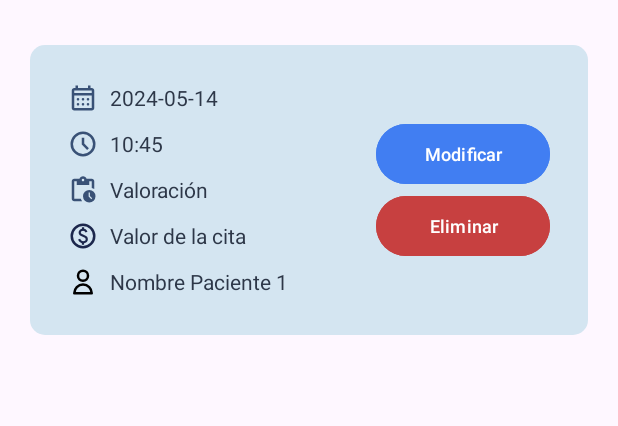
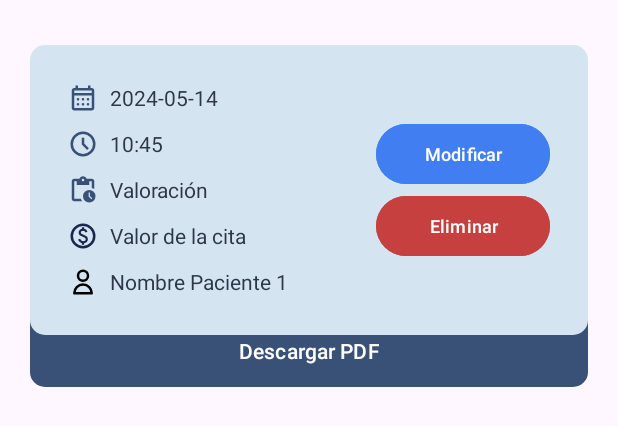
Before and after one commit to tejcamilo/movildev, an Android app: the layout factura_tm.xml on its own in the app's theme, with its tools: preview values and no code run, on a phone screen of 412 x 824 dp. Shown: the top 426 px of the screen. Run offline under Robolectric (Android 15) with nearby library versions, the phone set to English and light mode, and no system bars.

Commit message:
cards con descarga sin funcion

```diff
--- a/app/src/main/java/com/example/movildev/adapters/FacturaAdapter.kt
+++ b/app/src/main/java/com/example/movildev/adapters/FacturaAdapter.kt
@@ -9,6 +9,8 @@ import androidx.recyclerview.widget.RecyclerView
 import com.example.movildev.R
 import com.example.movildev.model.Factura
 import com.example.movildev.repositories.FacturaRepository
+import java.text.NumberFormat
+import java.util.Locale
 
 class FacturaAdapter(
     private var facturas: List<Factura>,
@@ -33,9 +35,11 @@ class FacturaAdapter(
 
     override fun onBindViewHolder(holder: FacturaViewHolder, position: Int) {
         val factura = facturas[position]
+        val formatoPesos = NumberFormat.getCurrencyInstance(Locale("es", "CO"))
+        formatoPesos.maximumFractionDigits = 0
 
         holder.nombrePaciente.text = factura.paciente
-        holder.valorCita.text = "$${factura.valor}"
+        holder.valorCita.text = formatoPesos.format(factura.valor)
         holder.tratamiento.text = factura.tratamiento
         holder.fechaText.text = factura.fecha
         holder.horaText.text = factura.hora
--- a/app/src/main/res/layout/factura_tm.xml
+++ b/app/src/main/res/layout/factura_tm.xml
@@ -1,6 +1,26 @@
 <?xml version="1.0" encoding="utf-8"?>
+<FrameLayout xmlns:android="http://schemas.android.com/apk/res/android"
+    android:layout_width="match_parent"
+    android:layout_height="wrap_content"
+    android:paddingBottom="12dp">
+    <Button
+        android:id="@+id/btnDescargar"
+        android:layout_width="match_parent"
+        android:layout_height="48dp"
+        android:text="Descargar PDF"
+        android:textColor="#FFFFFF"
+        android:textSize="14sp"
+        android:background="@drawable/acceder_btn"
+        android:layout_gravity="bottom|center"
+        android:layout_marginStart="20dp"
+        android:layout_marginEnd="20dp"
+        android:layout_marginTop="210dp"
+        android:translationZ="0dp"
+        android:elevation="2dp"
+        android:layout_marginBottom="0dp"/>
+
     <LinearLayout
-    xmlns:android="http://schemas.android.com/apk/res/android"
+        android:id="@+id/factura_card"
         android:layout_width="match_parent"
         android:layout_height="wrap_content"
         android:orientation="horizontal"
@@ -9,8 +29,6 @@
         android:layout_marginHorizontal="20dp"
         android:gravity="center"
         android:background="@drawable/rounded_background"
-
-
     >
     <!-- COL1 -->
     <LinearLayout
@@ -155,5 +173,9 @@
             android:textSize="12sp" />
 
 
+
     </LinearLayout>
+
+
 </LinearLayout>
+</FrameLayout>
```
Also changed, not shown: app/src/main/java/com/example/movildev/fragments/CrearFacturaFragment.kt (+31 -9 lines), app/src/main/java/com/example/movildev/fragments/FacturaElectronicaFragment.kt (+31 -21 lines), app/src/main/java/com/example/movildev/viewmodels/FacturaViewModel.kt (+7 -7 lines). Lines whose indentation alone changed are shown as unchanged.
